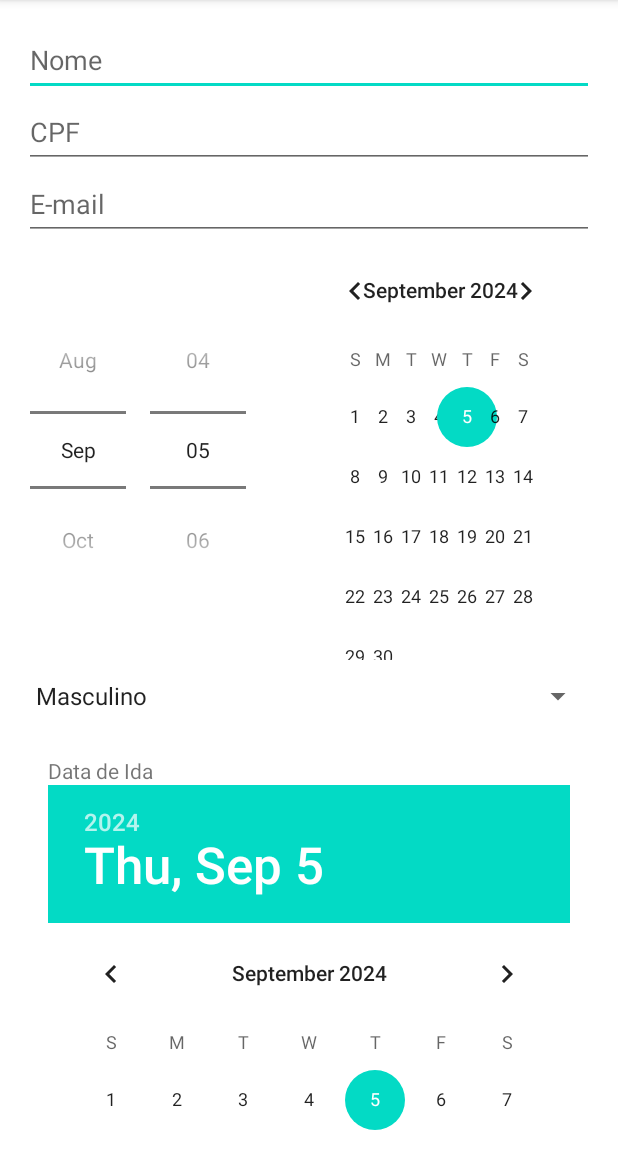
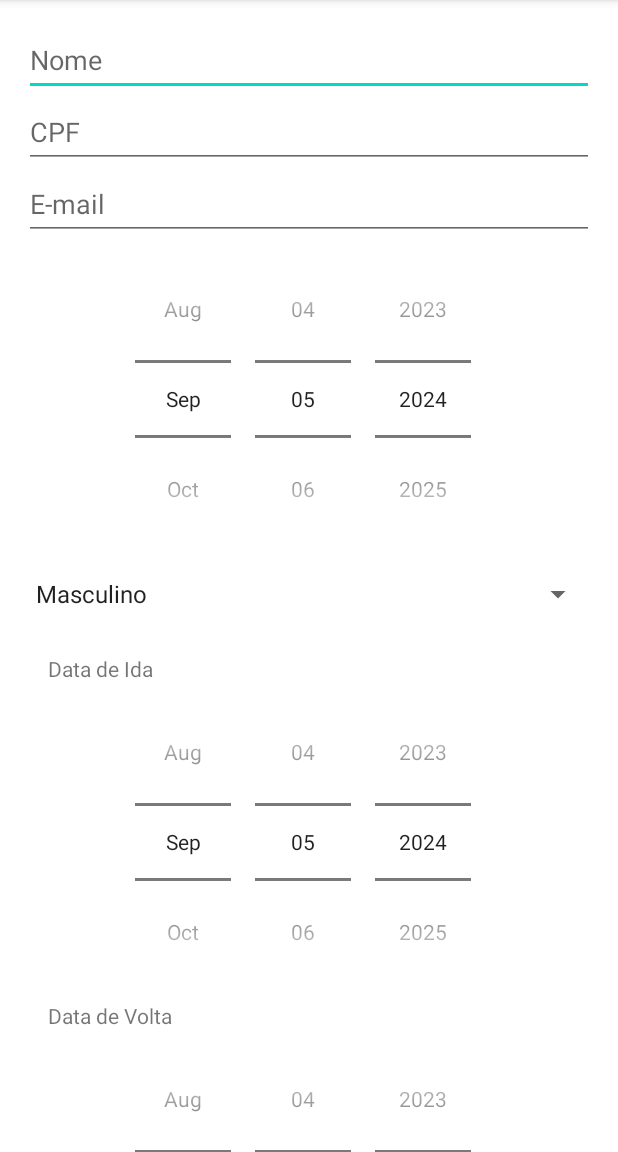
Before and after one commit to RenanFR/Role, an Android app built with Jetpack Compose: the screen it shows after launch (TravelRequestActivity), after a tap on "ADICIONAR DESTINO", on a phone screen of 412 x 824 dp, the part 84-1236 px from its top. Run offline under Robolectric (Android 15) with nearby library versions, the phone set to English and light mode, and no system bars.

```diff
--- a/app/src/main/res/layout/activity_travel_request.xml
+++ b/app/src/main/res/layout/activity_travel_request.xml
@@ -33,7 +33,7 @@
             android:id="@+id/birthdate_date_picker"
             android:layout_width="match_parent"
             android:layout_height="wrap_content"
-            android:calendarViewShown="true"
+            android:calendarViewShown="false"
             android:datePickerMode="spinner" />
 
         <Spinner
--- a/app/src/main/res/layout/destination_form.xml
+++ b/app/src/main/res/layout/destination_form.xml
@@ -13,7 +13,9 @@
     <DatePicker
         android:id="@+id/departure_date_picker"
         android:layout_width="match_parent"
-        android:layout_height="wrap_content" />
+        android:layout_height="wrap_content"
+        android:calendarViewShown="false"
+        android:datePickerMode="spinner" />
 
     <TextView
         android:layout_width="match_parent"
@@ -23,7 +25,9 @@
     <DatePicker
         android:id="@+id/return_date_picker"
         android:layout_width="match_parent"
-        android:layout_height="wrap_content" />
+        android:layout_height="wrap_content"
+        android:calendarViewShown="false"
+        android:datePickerMode="spinner" />
 
     <CheckBox
         android:id="@+id/hotel_reserved_checkbox"
--- a/app/src/main/res/layout/traveler_form.xml
+++ b/app/src/main/res/layout/traveler_form.xml
@@ -16,7 +16,7 @@
         android:id="@+id/additional_traveler_birth_date_picker"
         android:layout_width="match_parent"
         android:layout_height="wrap_content"
-        android:calendarViewShown="true"
+        android:calendarViewShown="false"
         android:datePickerMode="spinner" />
 
 
```
